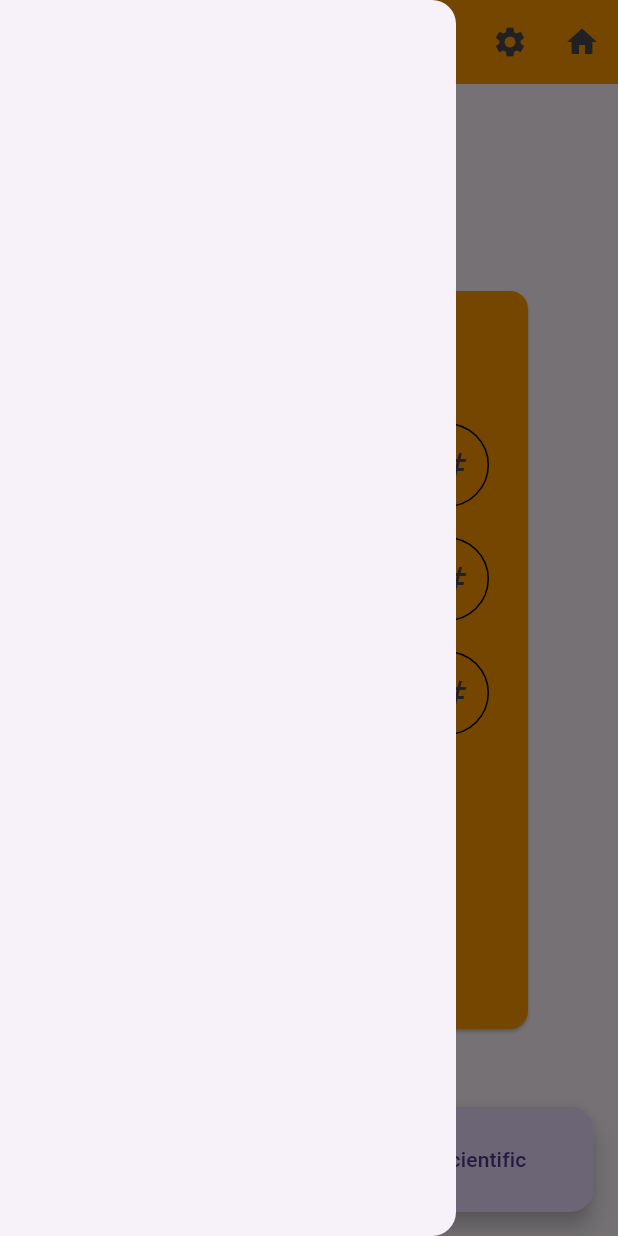
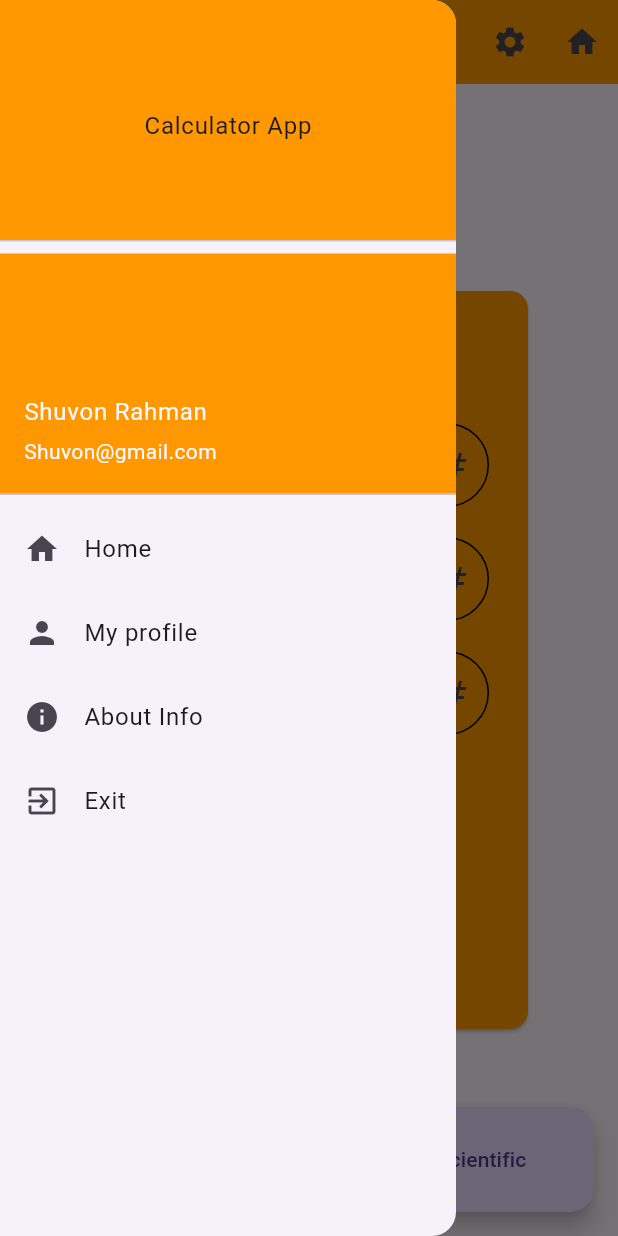
Before and after one commit to attack-on-shuvon/flutter_shuvon_id_309_64_g, a Flutter app: the Calculatorpage screen opened directly, with the side drawer open, on a phone screen of 412 x 824 dp. Run offline on Flutter 3.47's test engine with Material 3 defaults, Android fonts, the phone set to English and light mode, and no system bars.

Commit message:
image add koresi

```diff
--- a/shuvon_id_309/lib/CalculatorPage.dart
+++ b/shuvon_id_309/lib/CalculatorPage.dart
@@ -11,6 +11,7 @@ class Calculatorpage extends StatefulWidget{
 class _CalculatorPageState extends State<Calculatorpage>{
   TextEditingController controller1=TextEditingController();
   TextEditingController controller2 = TextEditingController();
+  TextEditingController controller3 = TextEditingController();
 
   double result = 0;
   final _formKey = GlobalKey<FormState>();
@@ -40,13 +41,60 @@ class _CalculatorPageState extends State<Calculatorpage>{
 
 
 
-
-
-
-
       ),
 
       drawer: Drawer(
+        child: Column(
+          children: [
+
+            DrawerHeader(
+              decoration: BoxDecoration(
+                color: Colors.orange,
+              ),
+              child: Center(child: Text("Calculator App"),),
+
+            ),
+            UserAccountsDrawerHeader(accountName: Text("Shuvon Rahman"),
+             accountEmail: Text("Shuvon@gmail.com"),
+             decoration: BoxDecoration(
+              color: Colors.orange,
+             ),
+             ),
+
+             ListTile(
+              title: Text("Home"),
+              leading: Icon(Icons.home),
+              onTap: (){
+                Navigator.pop(context);
+              },
+             ),
+
+             ListTile(
+              title: Text("My profile"),
+              leading: Icon(Icons.person),
+              onTap: (){
+                Navigator.pop(context);
+              },
+             ),
+             ListTile(
+              title: Text("About Info"),
+              leading: Icon(Icons.info),
+              onTap: (){
+                Navigator.pop(context);
+              },
+             ),
+             ListTile(
+              title: Text("Exit"),
+              leading: Icon(Icons.exit_to_app),
+              onTap: (){
+                Navigator.pop(context);
+              },
+             ),
+
+
+          ],
+        ),
+
 
       ),
 
@@ -91,7 +139,7 @@ class _CalculatorPageState extends State<Calculatorpage>{
                  ),
                  SizedBox(height:20),
 
-                 InputField(controller: controller2,
+                 InputField(controller: controller3,
                keyboardType: TextInputType.numberWithOptions(decimal: true),
                labelText: "Number 3",
                 hintText: "Enter the third number",
@@ -112,8 +160,9 @@ class _CalculatorPageState extends State<Calculatorpage>{
                   if(_formKey.currentState!.validate()){
                     String num1=controller1.text;
                     String num2 = controller2.text;
+                    String num3= controller3.text;
                     result = double.parse(num1)+
-                    double.parse(num2);
+                    double.parse(num2)+double.parse(num3);
 
                     setState(() {
 
--- a/shuvon_id_309/lib/main.dart
+++ b/shuvon_id_309/lib/main.dart
@@ -1,6 +1,7 @@
 import 'package:flutter/material.dart';
 import 'package:shuvon_id_309/CalculatorPage.dart';
 import 'home_page.dart';
+import 'myimage.dart';
 void main() {
   runApp(const MyApp());
 }
@@ -12,7 +13,7 @@ class MyApp extends StatelessWidget {
   Widget build(BuildContext context) {
     return MaterialApp(
       debugShowCheckedModeBanner: false,
-      home: Calculatorpage(),
+      home: MyImage(),
     );
   }
 }
--- a/shuvon_id_309/pubspec.yaml
+++ b/shuvon_id_309/pubspec.yaml
@@ -58,8 +58,8 @@ flutter:
   uses-material-design: true
 
   # To add assets to your application, add an assets section, like this:
-  # assets:
-  #   - images/a_dot_burr.jpeg
+  assets:
+    - assets/images/
   #   - images/a_dot_ham.jpeg
 
   # An image asset can refer to one or more resolution-specific "variants", see
```
Also changed, not shown: shuvon_id_309/lib/myimage.dart (added, +10 -0 lines), shuvon_id_309/assets/images/random.jpg (added).
